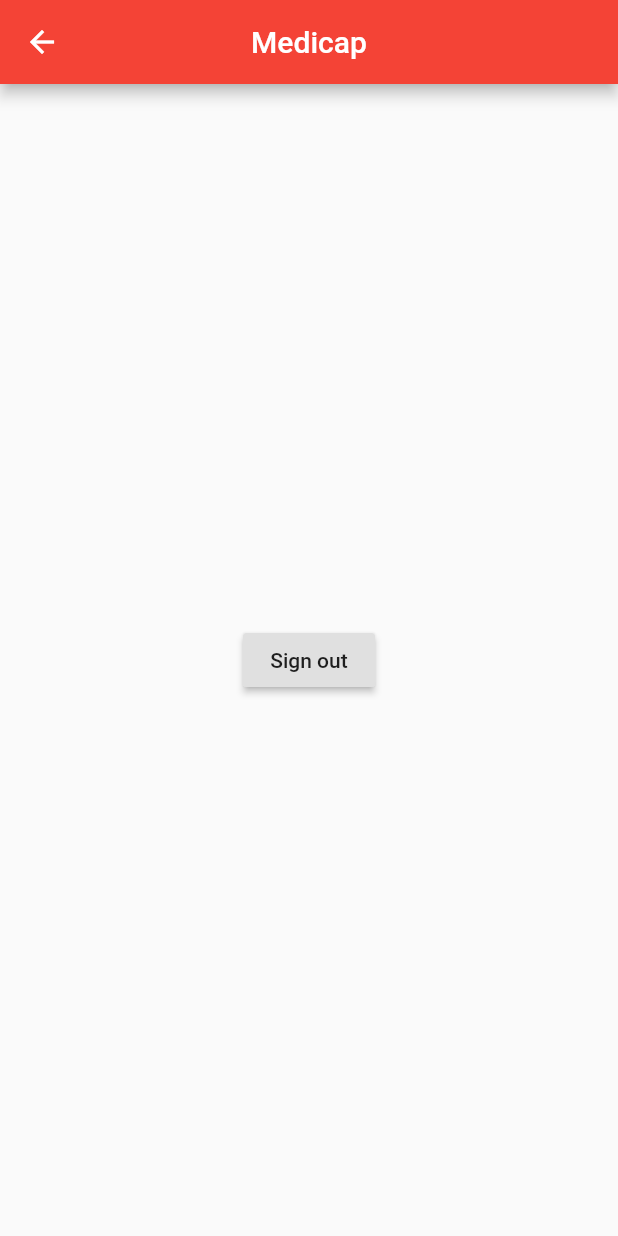
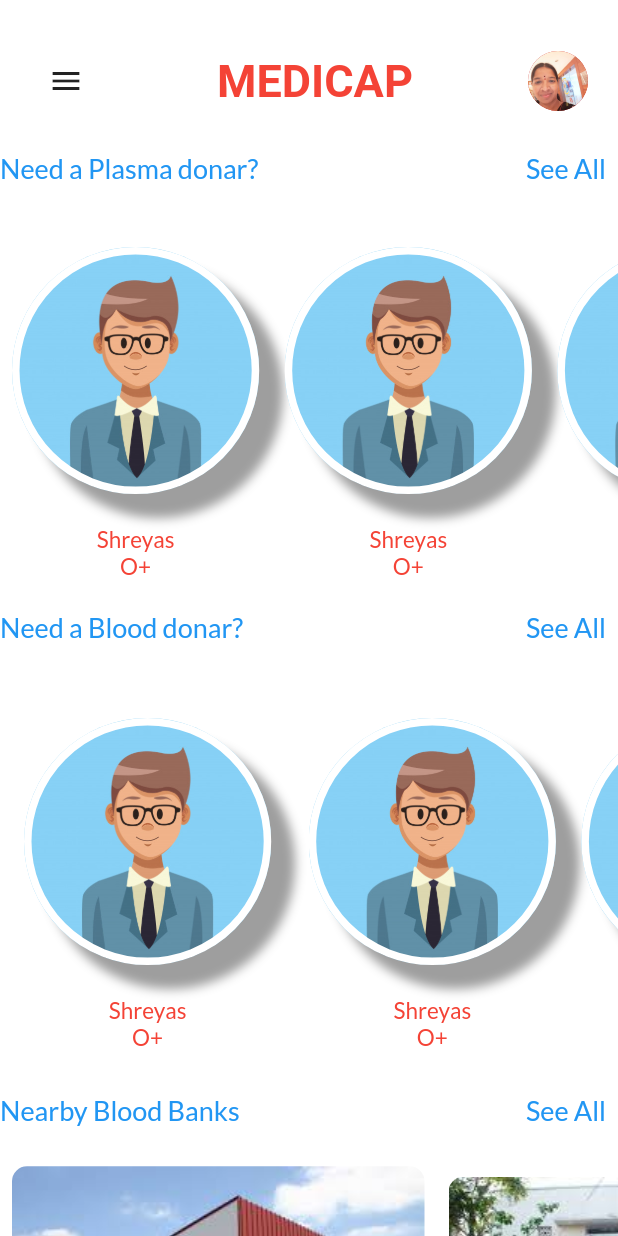
Before and after one commit to ShreyasRaj4/MediCaP, a Flutter app: the HomeScreen widget shown alone on an empty page, opened directly, on a phone screen of 412 x 824 dp. Run offline on Flutter 3.47's test engine with Material 2 defaults, Android fonts, the phone set to English and light mode, and no system bars; our stand-ins replace firebase_auth, firebase_core, flare_flutter, font_awesome_flutter, form_field_validator, google_fonts and 1 more; accounts and stored records are empty; network calls fail.

Commit message:
Home Page

```diff
--- /dev/null
+++ b/lib/home/homescreen.dart
@@ -0,0 +1,276 @@
+import 'package:MediCaP/authentication_service.dart';
+import 'package:MediCaP/home/userprofile.dart';
+import 'package:flutter/material.dart';
+import 'package:google_fonts/google_fonts.dart';
+import 'package:provider/provider.dart';
+
+class HomeScreen extends StatefulWidget {
+  @override
+  _HomeScreenState createState() => _HomeScreenState();
+}
+
+class _HomeScreenState extends State<HomeScreen> {
+  double xOffset = 0;
+  double yOffset = 0;
+  double scaleFactor = 1;
+
+  bool isDrawerOpen = false;
+  @override
+  Widget build(BuildContext context) {
+    return AnimatedContainer(
+      curve: Curves.easeInOutBack,
+      duration: Duration(seconds: 1),
+      transform: Matrix4.translationValues(xOffset, yOffset, 0)
+        ..scale(scaleFactor)
+        ..rotateY(isDrawerOpen ? -0.5 : 0),
+      decoration: BoxDecoration(
+          color: Colors.white,
+          borderRadius: BorderRadius.circular(isDrawerOpen ? 40 : 0.0)),
+      child: SingleChildScrollView(
+        child: Column(
+          children: [
+            SizedBox(
+              height: 30,
+            ),
+            Container(
+              margin: EdgeInsets.symmetric(horizontal: 20),
+              child: Row(
+                mainAxisAlignment: MainAxisAlignment.spaceBetween,
+                children: [
+                  isDrawerOpen
+                      ? IconButton(
+                          icon: Icon(Icons.arrow_back_ios),
+                          onPressed: () {
+                            setState(() {
+                              xOffset = 0;
+                              yOffset = 0;
+                              scaleFactor = 1;
+                              isDrawerOpen = false;
+                            });
+                          },
+                        )
+                      : IconButton(
+                          icon: Icon(Icons.menu),
+                          onPressed: () {
+                            setState(() {
+                              xOffset = 230;
+                              yOffset = 150;
+                              scaleFactor = 0.6;
+                              isDrawerOpen = true;
+                            });
+                          }),
+                  Text(
+                    'MEDICAP',
+                    style: GoogleFonts.mavenPro(
+                        fontSize: 30,
+                        fontWeight: FontWeight.bold,
+                        color: Colors.red),
+                  ),
+                  CircleAvatar(
+                    backgroundImage: AssetImage(
+                        'images/WhatsApp Image 2020-10-28 at 10.21.31 AM.jpeg'),
+                  )
+                ],
+              ),
+            ),
+            SizedBox(height: 10),
+            Row(
+              mainAxisAlignment: MainAxisAlignment.spaceBetween,
+              children: [
+                Text('Need a Plasma donar?',
+                    style: GoogleFonts.lato(fontSize: 18, color: Colors.blue)),
+                TextButton(
+                  onPressed: null,
+                  child: Text('See All',
+                      style:
+                          GoogleFonts.lato(fontSize: 18, color: Colors.blue)),
+                )
+              ],
+            ),
+            SingleChildScrollView(
+              scrollDirection: Axis.horizontal,
+              child: Row(
+                children: [
+                  UserProfile(
+                      'images/businessman-profile-cartoon_18591-58479.jpg',
+                      'O+',
+                      "Shreyas"),
+                  SizedBox(width: 1),
+                  UserProfile(
+                      'images/businessman-profile-cartoon_18591-58479.jpg',
+                      'O+',
+                      "Shreyas"),
+                  SizedBox(width: 1),
+                  UserProfile(
+                      'images/businessman-profile-cartoon_18591-58479.jpg',
+                      'O+',
+                      "Shreyas"),
+                  SizedBox(width: 1),
+                  UserProfile(
+                      'images/businessman-profile-cartoon_18591-58479.jpg',
+                      'O+',
+                      "Shreyas"),
+                ],
+              ),
+            ),
+            Row(
+              mainAxisAlignment: MainAxisAlignment.spaceBetween,
+              children: [
+                Text('Need a Blood donar?',
+                    style: GoogleFonts.lato(fontSize: 18, color: Colors.blue)),
+                TextButton(
+                  onPressed: null,
+                  child: Text('See All',
+                      style:
+                          GoogleFonts.lato(fontSize: 18, color: Colors.blue)),
+                )
+              ],
+            ),
+            SingleChildScrollView(
+              scrollDirection: Axis.horizontal,
+              child: Row(
+                children: [
+                  Padding(
+                    padding: const EdgeInsets.all(8.0),
+                    child: UserProfile(
+                        'images/businessman-profile-cartoon_18591-58479.jpg',
+                        'O+',
+                        "Shreyas"),
+                  ),
+                  SizedBox(width: 1),
+                  UserProfile(
+                      'images/businessman-profile-cartoon_18591-58479.jpg',
+                      'O+',
+                      "Shreyas"),
+                  SizedBox(width: 1),
+                  UserProfile(
+                      'images/businessman-profile-cartoon_18591-58479.jpg',
+                      'O+',
+                      "Shreyas"),
+                  SizedBox(width: 1),
+                  UserProfile(
+                      'images/businessman-profile-cartoon_18591-58479.jpg',
+                      'O+',
+                      "Shreyas"),
+                ],
+              ),
+            ),
+            Row(
+              mainAxisAlignment: MainAxisAlignment.spaceBetween,
+              children: [
+                Text(
+                  'Nearby Blood Banks',
+                  style: GoogleFonts.lato(fontSize: 18, color: Colors.blue),
+                ),
+                TextButton(
+                  onPressed: null,
+                  child: Text(
+                    'See All',
+                    style: GoogleFonts.lato(fontSize: 18, color: Colors.blue),
+                  ),
+                )
+              ],
+            ),
+            SingleChildScrollView(
+              scrollDirection: Axis.horizontal,
+              child: Row(
+                children: [
+                  Padding(
+                    padding: const EdgeInsets.all(8.0),
+                    child: Column(
+                      children: [
+                        ClipRRect(
+                          child: Image.asset('images/bloodbank1.jpg'),
+                          borderRadius: BorderRadius.circular(10),
+                        ),
+                        Text(
+                          'Blood bank of Dellas',
+                          style: GoogleFonts.lato(
+                              fontSize: 20, color: Colors.black),
+                        ),
+                      ],
+                    ),
+                  ),
+                  Padding(
+                    padding: const EdgeInsets.all(8.0),
+                    child: Column(
+                      children: [
+                        ClipRRect(
+                          child: Image.asset('images/bloodbank2.jpg'),
+                          borderRadius: BorderRadius.circular(10),
+                        ),
+                        Text(
+                          'Blood bank of Madras',
+                          style: GoogleFonts.lato(
+                              fontSize: 20, color: Colors.black),
+                        ),
+                      ],
+                    ),
+                  ),
+                  Padding(
+                    padding: const EdgeInsets.all(8.0),
+                    child: Column(
+                      children: [
+                        ClipRRect(
+                          child: Image.asset('images/bloodbank3.jpg'),
+                          borderRadius: BorderRadius.circular(10),
+                        ),
+                        Text(
+                          'Maratha Blood Bank',
+                          style: GoogleFonts.lato(
+                              fontSize: 20, color: Colors.black),
+                        ),
+                      ],
+                    ),
+                  ),
+                  Padding(
+                    padding: const EdgeInsets.all(8.0),
+                    child: Column(
+                      children: [
+                        ClipRRect(
+                          child: Image.asset('images/bloodbank4.jpg'),
+                          borderRadius: BorderRadius.circular(10),
+                        ),
+                        Text(
+                          'Vijya Blood Bank',
+                          style: GoogleFonts.lato(
+                              fontSize: 20, color: Colors.black),
+                        ),
+                      ],
+                    ),
+                  ),
+                  Padding(
+                    padding: const EdgeInsets.all(8.0),
+                    child: Column(
+                      children: [
+                        ClipRRect(
+                          child: Image.asset(
+                            'images/bloodbank5.jpg',
+                          ),
+                          borderRadius: BorderRadius.circular(10),
+                        ),
+                        Text(
+                          'SLMS Blood Bank',
+                          style: GoogleFonts.lato(
+                              fontSize: 20, color: Colors.black),
+                        ),
+                      ],
+                    ),
+                  ),
+                ],
+              ),
+            ),
+            Container(
+              child: ClipRRect(
+                clipBehavior: Clip.antiAlias,
+                borderRadius: BorderRadius.circular(20),
+                child: Image.asset(
+                    'images/chart-of-blood-types-in-drops-medical-and-vector-14313368.jpg'),
+              ),
+            )
+          ],
+        ),
+      ),
+    );
+  }
+}
--- /dev/null
+++ b/lib/home/userprofile.dart
@@ -0,0 +1,57 @@
+import 'dart:ui';
+
+import 'package:flutter/material.dart';
+import 'package:google_fonts/google_fonts.dart';
+
+class UserProfile extends StatelessWidget {
+  String filename, name, bloodgroup;
+  UserProfile(String filename, String bloodgroup, String name) {
+    this.filename = filename;
+    this.bloodgroup = bloodgroup;
+    this.name = name;
+  }
+
+  @override
+  Widget build(BuildContext context) {
+    return Padding(
+      padding: const EdgeInsets.all(8.0),
+      child: Column(
+        children: [
+          Container(
+            height: MediaQuery.of(context).size.height / 4,
+            width: MediaQuery.of(context).size.width / 2.5,
+            decoration: new BoxDecoration(
+              shape: BoxShape.circle,
+              border: Border.all(width: 5.0, color: Colors.white),
+              image: DecorationImage(
+                fit: BoxFit.cover,
+                image: ExactAssetImage(
+                  filename,
+                ),
+              ),
+              boxShadow: [
+                BoxShadow(
+                  color: Colors.grey,
+                  blurRadius: 5, // soften the shadow
+                  spreadRadius: 1.0, //extend the shadow
+                  offset: Offset(
+                    15.0, // Move to right 10  horizontally
+                    15.0, // Move to bottom 10 Vertically
+                  ),
+                )
+              ],
+            ),
+          ),
+          Text(
+            name,
+            style: GoogleFonts.lato(fontSize: 15, color: Colors.red),
+          ),
+          Text(
+            bloodgroup,
+            style: GoogleFonts.lato(fontSize: 15, color: Colors.red),
+          ),
+        ],
+      ),
+    );
+  }
+}
--- a/lib/homescreen.dart
+++ /dev/null
@@ -1,34 +0,0 @@
-import 'package:MediCaP/authentication_service.dart';
-import 'package:flutter/material.dart';
-import 'package:provider/provider.dart';
-
-class HomeScreen extends StatefulWidget {
-  @override
-  _HomeScreenState createState() => _HomeScreenState();
-}
-
-class _HomeScreenState extends State<HomeScreen> {
-  @override
-  Widget build(BuildContext context) {
-    return Scaffold(
-      appBar: AppBar(
-        centerTitle: true,
-        title: Text('Medicap'),
-      ),
-      body: Center(
-        child: Column(
-          crossAxisAlignment: CrossAxisAlignment.center,
-          mainAxisAlignment: MainAxisAlignment.center,
-          children: [
-            RaisedButton(
-              onPressed: () {
-                context.read<AuthenticationService>().signOut();
-              },
-              child: Text("Sign out"),
-            ),
-          ],
-        ),
-      ),
-    );
-  }
-}
--- a/lib/main.dart
+++ b/lib/main.dart
@@ -4,7 +4,9 @@ import 'package:firebase_auth/firebase_auth.dart';
 import 'package:firebase_core/firebase_core.dart';
 import 'package:provider/provider.dart';
 import 'package:MediCaP/authentication_service.dart';
-import 'package:MediCaP/homescreen.dart';
+import 'package:MediCaP/home/homescreen.dart';
+
+import 'home/home.dart';
 void main() async {
   WidgetsFlutterBinding.ensureInitialized();
   await Firebase.initializeApp();
@@ -44,7 +46,7 @@ class AuthenticationWrapper extends StatelessWidget {
     final firebaseUser = context.watch<User>();
 
     if (firebaseUser != null) {
-      return HomeScreen();
+      return Home();
     }
     return Login();
   }
```
Also changed, not shown: lib/home/drawerscreen.dart (added, +131 -0 lines), lib/home/home.dart (added, +24 -0 lines), pubspec.yaml (+9 -0 lines), images/WhatsApp Image 2020-10-28 at 10.21.31 AM.jpeg (added), images/bloodbank1.jpg (added), images/bloodbank2.jpg (added), images/bloodbank3.jpg (added), images/bloodbank4.jpg (added), images/bloodbank5.jpg (added), images/businessman-profile-cartoon_18591-58479.jpg (added), images/chart-of-blood-types-in-drops-medical-and-vector-14313368.jpg (added), pubspec.lock.
